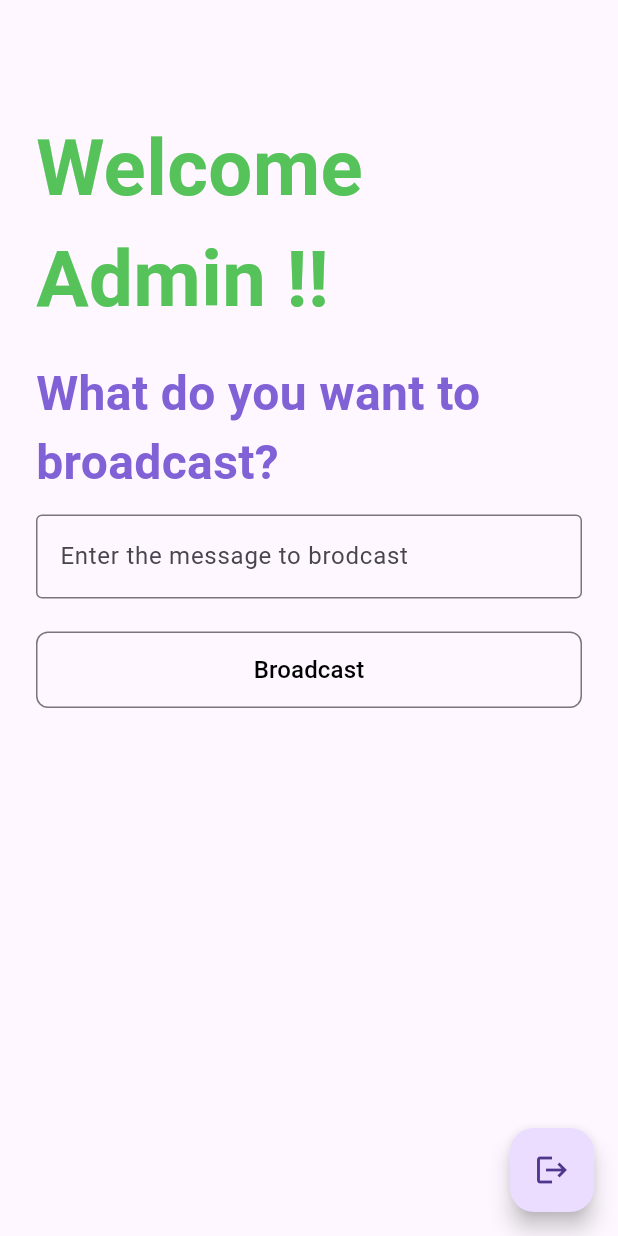
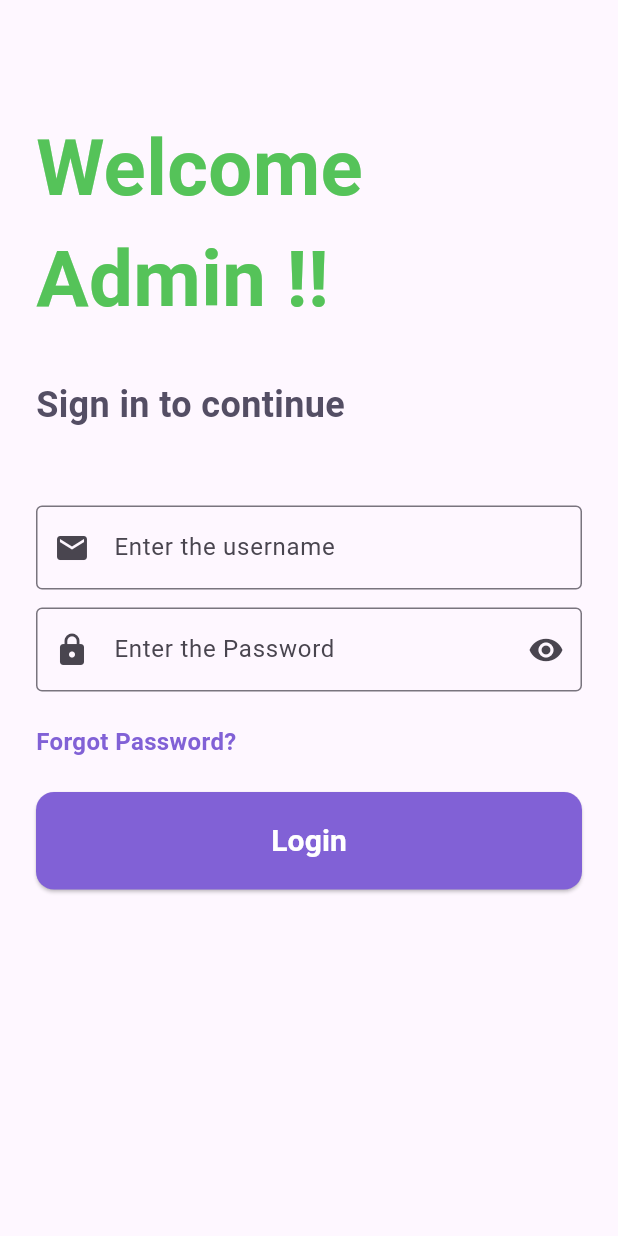
Before and after one commit to dipankarupd/cns-lab-e2e-broadcast-app, a Flutter app: the screen it shows after launch, after a tap on "Continue as Admin?", on a phone screen of 412 x 824 dp. Run offline on Flutter 3.47's test engine with Material 3 defaults, Android fonts, the phone set to English and light mode, and no system bars; our stand-ins replace cloud_firestore, firebase_auth, firebase_core; missing offline and left inert: encrypt; accounts and stored records are empty; network calls fail.

Commit message:
update admin UI

```diff
--- a/lib/config/routes/app_route.dart
+++ b/lib/config/routes/app_route.dart
@@ -6,7 +6,9 @@ class AppRoute {
 
   // admin
   static String admin_home = "/adminHome";
+  static String admin_login = "/adminLogin";
 
   // user
   static String user_home = "/userHome";
+
 }
--- /dev/null
+++ b/lib/features/auth/login/admin_login.dart
@@ -0,0 +1,137 @@
+import 'package:flutter/material.dart';
+import 'package:hospital/config/routes/app_route.dart';
+import 'package:hospital/config/themes/theme_constants.dart';
+
+class AdminLogin extends StatefulWidget {
+  const AdminLogin({super.key});
+
+  @override
+  State<AdminLogin> createState() => _AdminLoginState();
+}
+
+  bool _isObscure = true;
+  final _formkey = GlobalKey<FormState>();
+
+  final TextEditingController usernameController = TextEditingController();
+  final TextEditingController passwordController = TextEditingController();
+
+class _AdminLoginState extends State<AdminLogin> {
+  @override
+  Widget build(BuildContext context) {
+    return  Scaffold(
+      body: SingleChildScrollView(
+        child: Padding(
+          padding: const EdgeInsets.fromLTRB(24, 75, 24, 0),
+          child: Column(
+            crossAxisAlignment: CrossAxisAlignment.start,
+            children: [
+              const Text(
+                "Welcome Admin !!",
+                style: TextStyle(
+                  color: colorPrimary,
+                  fontSize: 52,
+                  fontWeight: FontWeight.bold,
+                ),
+
+              ),
+
+
+              const SizedBox(height: 30,),
+
+              const Text(
+                "Sign in to continue",
+                style:  TextStyle(
+                  color: Color(0xff544e64),
+                  fontSize: 24,
+                  fontWeight: FontWeight.bold
+                ),
+              ),
+              const SizedBox(height: 50,),
+
+              Form(
+                key: _formkey,
+                child: Column(
+                  crossAxisAlignment: CrossAxisAlignment.start,
+                  children: [
+
+                    //username
+                    TextFormField(
+                      keyboardType: TextInputType.emailAddress,
+                      controller: usernameController,
+                      decoration:  const InputDecoration(
+                        prefixIcon: Icon(Icons.email),
+                        labelText: "Enter the username",
+                        border: OutlineInputBorder()
+                      ),
+                    ),
+
+                    const SizedBox(height: 12,),
+
+                    TextFormField(
+                      controller: passwordController,
+                      obscureText: _isObscure,
+                      decoration:   InputDecoration(
+                        prefixIcon: const Icon(Icons.lock),
+                        labelText: "Enter the Password",
+                        border: const OutlineInputBorder(),
+                        suffixIcon: IconButton(
+                          onPressed: () {
+                            setState(() {
+                              _isObscure = !_isObscure;
+                            });
+                          },
+                          icon: _isObscure ?
+                                const Icon(Icons.visibility):
+                                const Icon(Icons.visibility_off)
+                        )
+                      ),
+                    ),
+
+                    const SizedBox(height: 22,),
+
+                    const Text("Forgot Password?", style: TextStyle(color: colorSecondary , fontSize: 16, fontWeight: FontWeight.bold),),
+
+                    const SizedBox(height: 22,),
+
+
+                    SizedBox(
+                      width: double.infinity,
+                      child: ElevatedButton(
+                        onPressed: () {
+                          login(usernameController.text.trim(), passwordController.text.trim());
+                        },
+                        child: const Text(
+                          "Login",
+                          style: TextStyle(
+                            color: Colors.white,
+                            fontSize: 20,
+                            fontWeight: FontWeight.w600
+                          ),
+                        ),
+                      ),
+                    ),
+                  ],
+
+                ),
+              )
+            ],
+          ),
+        ),
+      ),
+    );
+  }
+
+  void login(String username, String password) {
+
+    if (username == 'admin' && password == 'admin') {
+      // Navigate
+      Navigator.pushReplacementNamed(context, AppRoute.admin_home);
+    } else {
+      const snackBar = SnackBar(
+          content: Text('Invalid login credentials. Try again'),
+          duration: Duration(seconds: 3),
+        );
+        ScaffoldMessenger.of(context).showSnackBar(snackBar);
+    }
+  }
+}
--- a/lib/features/auth/login/login_page.dart
+++ b/lib/features/auth/login/login_page.dart
@@ -12,8 +12,6 @@ class LoginPage extends StatefulWidget {
 }
 
 class _LoginPageState extends State<LoginPage> {
-
-
   bool _isObscure = true;
   final _formkey = GlobalKey<FormState>();
   final _auth = FirebaseAuth.instance;
@@ -23,7 +21,7 @@ class _LoginPageState extends State<LoginPage> {
 
   @override
   Widget build(BuildContext context) {
-    return  Scaffold(
+    return Scaffold(
       body: SingleChildScrollView(
         child: Padding(
           padding: const EdgeInsets.fromLTRB(24, 75, 24, 0),
@@ -37,45 +35,43 @@ class _LoginPageState extends State<LoginPage> {
                   fontSize: 52,
                   fontWeight: FontWeight.bold,
                 ),
-
               ),
-
-
-              const SizedBox(height: 30,),
-
+              const SizedBox(
+                height: 30,
+              ),
               const Text(
                 "Sign in to continue",
-                style:  TextStyle(
+                style: TextStyle(
                     color: Color(0xff544e64),
                     fontSize: 24,
-                  fontWeight: FontWeight.bold
+                    fontWeight: FontWeight.bold),
               ),
+              const SizedBox(
+                height: 50,
               ),
-              const SizedBox(height: 50,),
-
               Form(
                 key: _formkey,
                 child: Column(
                   crossAxisAlignment: CrossAxisAlignment.start,
                   children: [
-
                     //email
                     TextFormField(
                       keyboardType: TextInputType.emailAddress,
                       controller: emailController,
-                      decoration:  const InputDecoration(
+                      decoration: const InputDecoration(
                           prefixIcon: Icon(Icons.email),
                           labelText: "Enter the email",
-                        border: OutlineInputBorder()
-                      ),
+                          border: OutlineInputBorder()),
                     ),
 
-                    const SizedBox(height: 12,),
+                    const SizedBox(
+                      height: 12,
+                    ),
 
                     TextFormField(
                       controller: passwordController,
                       obscureText: _isObscure,
-                      decoration:   InputDecoration(
+                      decoration: InputDecoration(
                           prefixIcon: const Icon(Icons.lock),
                           labelText: "Enter the Password",
                           border: const OutlineInputBorder(),
@@ -85,39 +81,47 @@ class _LoginPageState extends State<LoginPage> {
                                   _isObscure = !_isObscure;
                                 });
                               },
-                          icon: _isObscure ?
-                                const Icon(Icons.visibility):
-                                const Icon(Icons.visibility_off)
-                        )
-                      ),
+                              icon: _isObscure
+                                  ? const Icon(Icons.visibility)
+                                  : const Icon(Icons.visibility_off))),
                     ),
 
-                    const SizedBox(height: 22,),
+                    const SizedBox(
+                      height: 22,
+                    ),
 
-                    const Text("Forgot Password?", style: TextStyle(color: colorSecondary , fontSize: 16, fontWeight: FontWeight.bold),),
+                    const Text(
+                      "Forgot Password?",
+                      style: TextStyle(
+                          color: colorSecondary,
+                          fontSize: 16,
+                          fontWeight: FontWeight.bold),
+                    ),
 
-                    const SizedBox(height: 22,),
-
+                    const SizedBox(
+                      height: 22,
+                    ),
 
                     SizedBox(
                       width: double.infinity,
                       child: ElevatedButton(
                         onPressed: () {
-                          login(emailController.text.trim(), passwordController.text.trim());
+                          login(emailController.text.trim(),
+                              passwordController.text.trim());
                         },
                         child: const Text(
                           "Login",
                           style: TextStyle(
                               color: Colors.white,
                               fontSize: 20,
-                            fontWeight: FontWeight.w600
-                          ),
+                              fontWeight: FontWeight.w600),
                         ),
                       ),
                     ),
 
-                    const SizedBox(height: 24,),
-
+                    const SizedBox(
+                      height: 24,
+                    ),
 
                     SizedBox(
                       width: double.infinity,
@@ -128,39 +132,32 @@ class _LoginPageState extends State<LoginPage> {
                         style: ButtonStyle(
                             shape: WidgetStateProperty.all(
                                 RoundedRectangleBorder(
-                              borderRadius: BorderRadius.circular(8.0)
-                            )
-                          ),
+                                    borderRadius: BorderRadius.circular(8.0))),
                             padding: WidgetStateProperty.all(
-                            const EdgeInsets.all(14)
-                          )
-                        ),
-                        child:  const Text(
+                                const EdgeInsets.all(14))),
+                        child: const Text(
                           "Create Account",
-                          style: TextStyle(
-                            fontSize: 16,
-                            color: Colors.black
+                          style: TextStyle(fontSize: 16, color: Colors.black),
                         ),
                       ),
                     ),
+                    SizedBox(
+                      height: 20,
                     ),
-                    SizedBox(height: 20,),
 
                     Center(
                         child: GestureDetector(
-                        onTap: () => Navigator.pushReplacementNamed(context, AppRoute.admin_home),
+                      onTap: () => Navigator.pushReplacementNamed(
+                          context, AppRoute.admin_login),
                       child: const Text(
                         "Continue as Admin?",
                         style: TextStyle(
                             fontSize: 18,
                             color: colorSecondary,
-                            fontWeight: FontWeight.bold
+                            fontWeight: FontWeight.bold),
                       ),
-                        ),
-                      )
-                    )
+                    ))
                   ],
-
                 ),
               )
             ],
@@ -170,30 +167,22 @@ class _LoginPageState extends State<LoginPage> {
     );
   }
 
-  void login(String email, String password) async{
-
+  void login(String email, String password) async {
     try {
       UserCredential _ = await _auth.signInWithEmailAndPassword(
-        email: email,
-        password: password
-      );
+          email: email, password: password);
 
       route();
-
-
     } on FirebaseAuthException catch (_) {
-
       const snackBar = SnackBar(
         content: Text('invalid credentials. retry'),
         duration: Duration(seconds: 3),
       );
       ScaffoldMessenger.of(context).showSnackBar(snackBar);
     }
-
   }
 
   void route() {
-
     User? user = FirebaseAuth.instance.currentUser;
 
     var _ = FirebaseFirestore.instance
@@ -201,11 +190,8 @@ class _LoginPageState extends State<LoginPage> {
         .doc(user!.uid)
         .get()
         .then((DocumentSnapshot doc) {
-
       if (doc.exists) {
-
         Navigator.pushReplacementNamed(context, AppRoute.user_home);
-
       } else {
         const snackBar = SnackBar(
           content: Text('something went wrong'),
@@ -214,6 +200,5 @@ class _LoginPageState extends State<LoginPage> {
         ScaffoldMessenger.of(context).showSnackBar(snackBar);
       }
     });
-
   }
 }
--- a/lib/main.dart
+++ b/lib/main.dart
@@ -2,6 +2,7 @@ import 'package:firebase_core/firebase_core.dart';
 import 'package:flutter/material.dart';
 import 'package:hospital/config/routes/app_route.dart';
 import 'package:hospital/config/themes/theme_constants.dart';
+import 'package:hospital/features/auth/login/admin_login.dart';
 import 'package:hospital/features/auth/login/login_page.dart';
 import 'package:hospital/features/auth/register/signup_page.dart';
 import 'package:hospital/features/display/admin/admin_display.dart';
@@ -34,6 +35,7 @@ class MyApp extends StatelessWidget {
         AppRoute.signup :(context) => const SignupPage(),
         AppRoute.admin_home: (context) => const AdminDisplay(),
         AppRoute.user_home: (context) => const UserDisplay(),
+        AppRoute.admin_login: (context) => const AdminLogin(),
 
       },
     );
```
Lines whose indentation alone changed are shown as unchanged.
